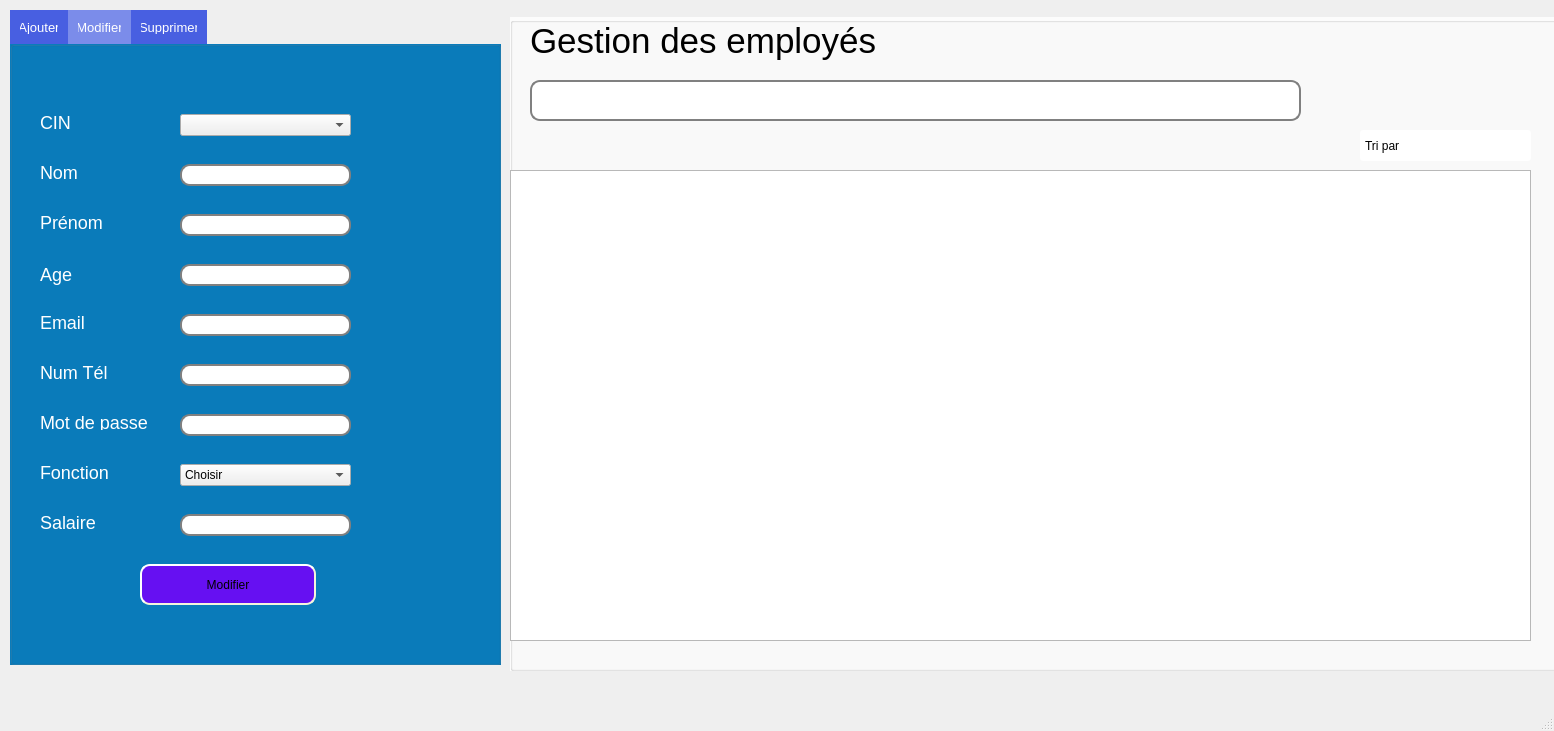
Above: mainwindow.ui from yahyasamet/dryclean_2A7 before the change. Below: the same form after it.
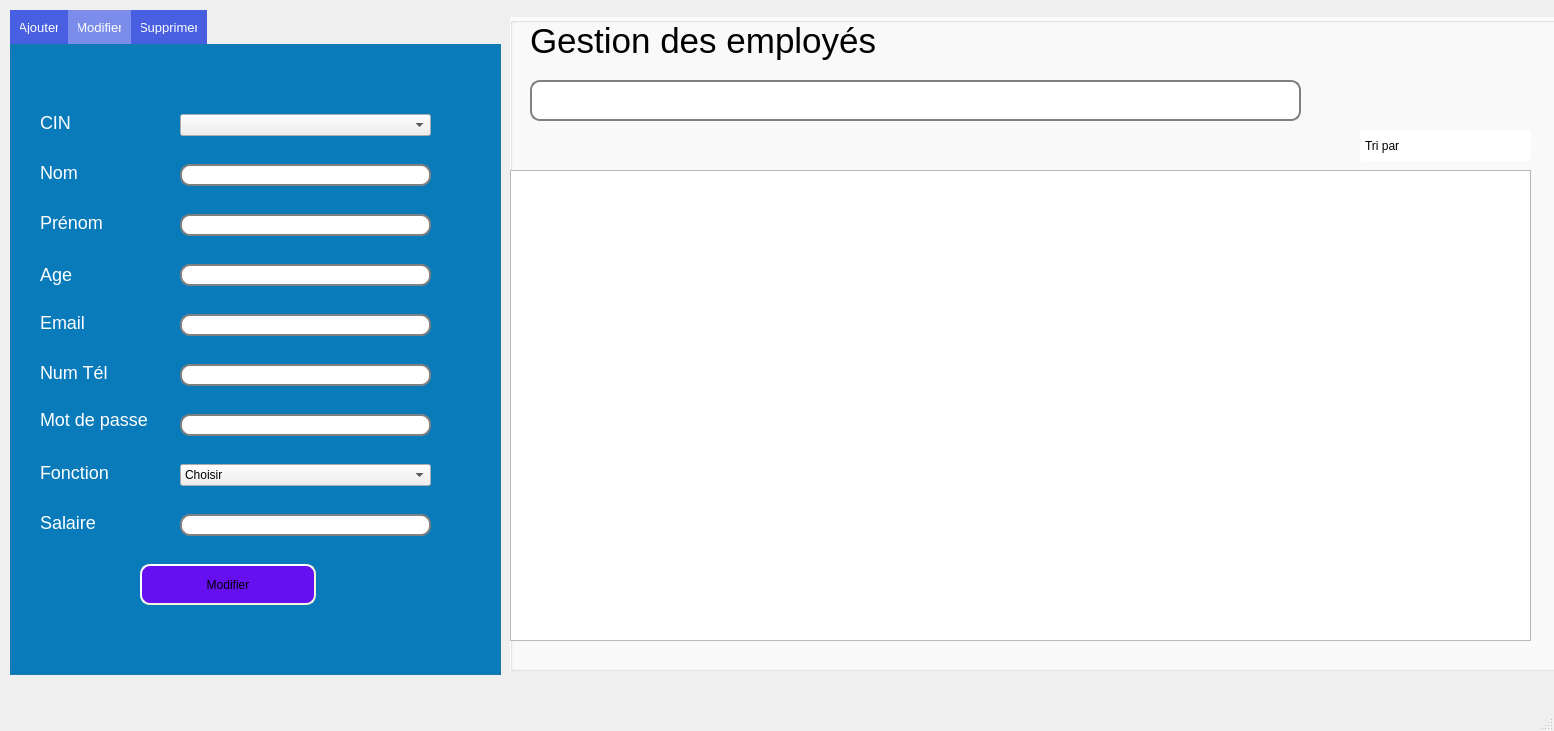
That is the form after the change. The open tabs and pages were chosen to show the change. Icons and pictures are not drawn.

```diff
--- a/mainwindow.ui
+++ b/mainwindow.ui
@@ -1421,7 +1421,7 @@
           <x>0</x>
           <y>-30</y>
           <width>491</width>
-          <height>651</height>
+          <height>661</height>
          </rect>
         </property>
         <property name="styleSheet">
@@ -1478,7 +1478,7 @@
           <rect>
            <x>30</x>
            <y>150</y>
-           <width>56</width>
+           <width>111</width>
            <height>16</height>
           </rect>
          </property>
@@ -1504,7 +1504,7 @@
           <rect>
            <x>30</x>
            <y>200</y>
-           <width>71</width>
+           <width>121</width>
            <height>16</height>
           </rect>
          </property>
@@ -1530,7 +1530,7 @@
           <rect>
            <x>30</x>
            <y>350</y>
-           <width>91</width>
+           <width>131</width>
            <height>16</height>
           </rect>
          </property>
@@ -1542,9 +1542,9 @@
          <property name="geometry">
           <rect>
            <x>30</x>
-           <y>400</y>
+           <y>390</y>
            <width>111</width>
-           <height>16</height>
+           <height>31</height>
           </rect>
          </property>
          <property name="text">
@@ -1582,7 +1582,7 @@
           <rect>
            <x>170</x>
            <y>450</y>
-           <width>171</width>
+           <width>251</width>
            <height>22</height>
           </rect>
          </property>
@@ -1618,7 +1618,7 @@
          <rect>
           <x>170</x>
           <y>320</y>
-          <width>171</width>
+          <width>251</width>
           <height>22</height>
          </rect>
         </property>
@@ -1628,7 +1628,7 @@
          <rect>
           <x>170</x>
           <y>470</y>
-          <width>171</width>
+          <width>251</width>
           <height>22</height>
          </rect>
         </property>
@@ -1638,7 +1638,7 @@
          <rect>
           <x>170</x>
           <y>270</y>
-          <width>171</width>
+          <width>251</width>
           <height>22</height>
          </rect>
         </property>
@@ -1648,7 +1648,7 @@
          <rect>
           <x>170</x>
           <y>170</y>
-          <width>171</width>
+          <width>251</width>
           <height>22</height>
          </rect>
         </property>
@@ -1658,7 +1658,7 @@
          <rect>
           <x>170</x>
           <y>220</y>
-          <width>171</width>
+          <width>251</width>
           <height>22</height>
          </rect>
         </property>
@@ -1668,7 +1668,7 @@
          <rect>
           <x>170</x>
           <y>120</y>
-          <width>171</width>
+          <width>251</width>
           <height>22</height>
          </rect>
         </property>
@@ -1678,7 +1678,7 @@
          <rect>
           <x>170</x>
           <y>370</y>
-          <width>171</width>
+          <width>251</width>
           <height>22</height>
          </rect>
         </property>
@@ -1688,7 +1688,7 @@
          <rect>
           <x>170</x>
           <y>70</y>
-          <width>171</width>
+          <width>251</width>
           <height>22</height>
          </rect>
         </property>
```
Left out of the diff: 98 changed lines with no effect on the pictures.
